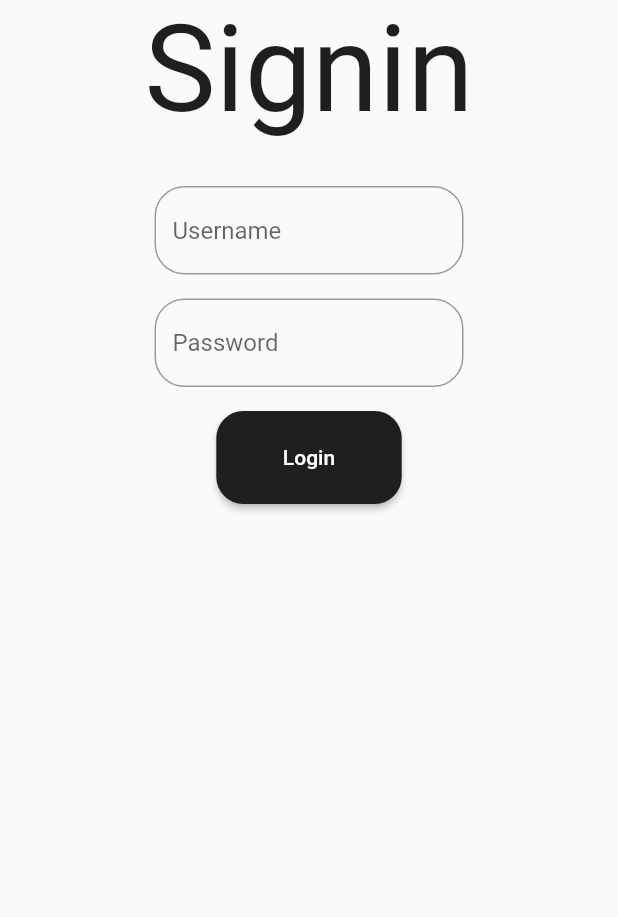
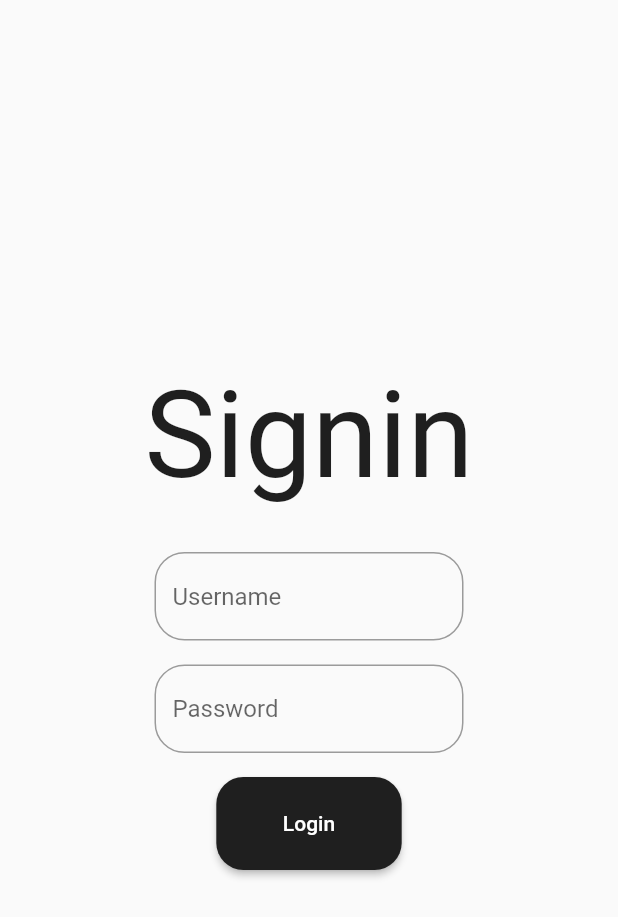
Before and after one commit to gnassro/KahlaBidha, a Flutter app: the SigninComponent widget shown alone on an empty page, opened directly, on a phone screen of 412 x 824 dp. Shown: the top 917 px of the screen. Run offline on Flutter 3.47's test engine with Material 2 defaults, Android fonts, the phone set to English and light mode, and no system bars; our stand-ins replace auto_size_text, google_fonts; missing offline and left inert: cupertino_rounded_corners; Roboto replaces fonts that are missing (Cookie).

```diff
--- a/lib/components/signin_component.dart
+++ b/lib/components/signin_component.dart
@@ -9,7 +9,8 @@ class SigninComponent extends StatelessWidget {
 
   @override
   Widget build(BuildContext context) {
-    return ListView(
+    return Center(
+      child: ListView(
         shrinkWrap: true,
         children: [
           Text('Signin',
@@ -76,6 +77,7 @@ class SigninComponent extends StatelessWidget {
             ),
           )
         ],
+      ),
     );
   }
 }
```
Also changed, not shown: lib/pages/login.dart (+5 -2 lines). Lines whose indentation alone changed are shown as unchanged.
